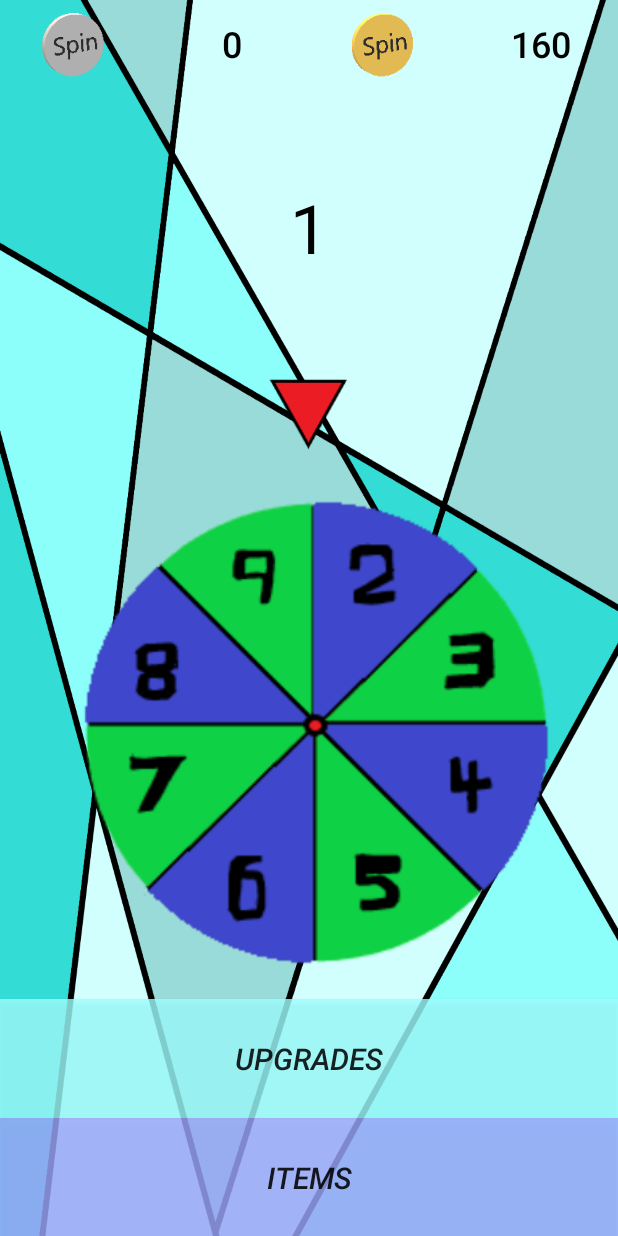
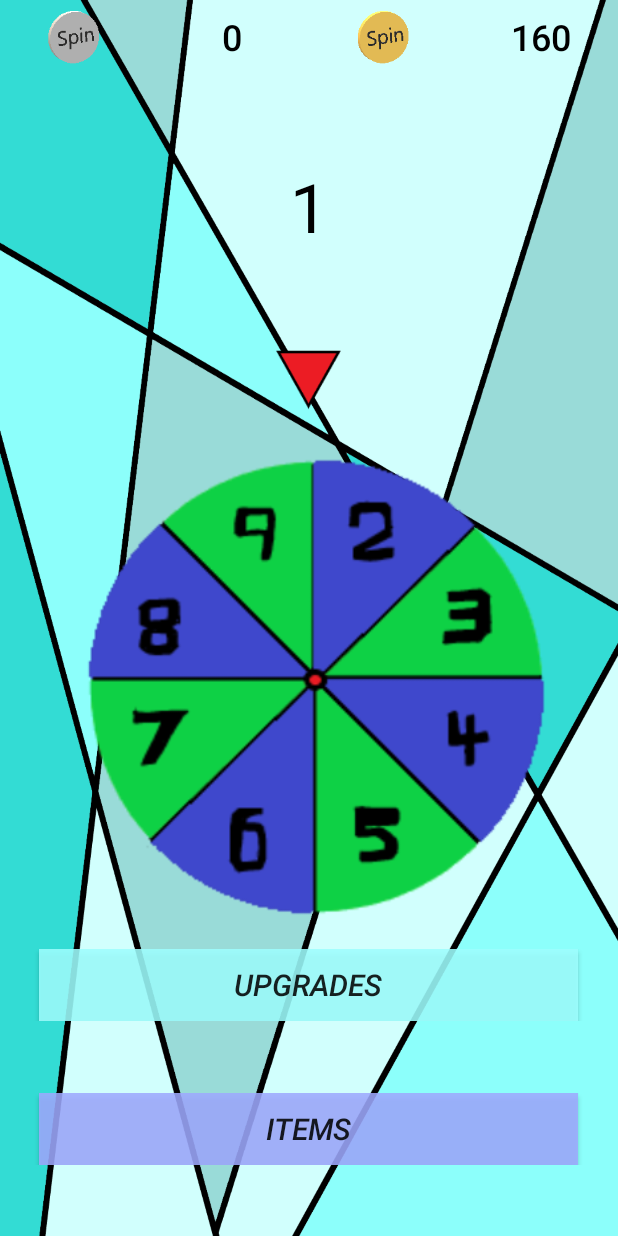
Before and after one commit to Dev-Luke-A/Animation, an Android app: the MainActivity screen opened directly, with no data from a screen before it, on a phone screen of 412 x 824 dp. Run offline under Robolectric (Android 15) with nearby library versions, the phone set to English and light mode, and no system bars.

Commit message:
Commit 5: Buttons improved

```diff
--- a/app/src/main/res/layout/activity_main.xml
+++ b/app/src/main/res/layout/activity_main.xml
@@ -144,29 +144,76 @@
         tools:layout_editor_absoluteX="109dp"
         tools:layout_editor_absoluteY="174dp" />
 
+    <LinearLayout
+        android:layout_width="match_parent"
+        android:layout_height="match_parent"
+        android:layout_weight="1.08"
+        android:orientation="horizontal">
+
+        <Space
+            android:layout_width="wrap_content"
+            android:layout_height="wrap_content"
+            android:layout_weight="1.05" />
+
         <Button
             android:id="@+id/Upgrade_Btn"
-        android:layout_width="match_parent"
+            android:layout_width="333dp"
             android:layout_height="match_parent"
             android:layout_weight="1.05"
-        android:background="#CC9FFFFF"
+            android:background="#DD9FFFFF"
             android:longClickable="true"
             android:onClick="Upgrades"
             android:text="@string/Upgrade_Btn"
             android:textSize="20sp"
             android:textStyle="italic" />
 
+        <Space
+            android:layout_width="wrap_content"
+            android:layout_height="wrap_content"
+            android:layout_weight="1.05" />
+    </LinearLayout>
+
+    <LinearLayout
+        android:layout_width="match_parent"
+        android:layout_height="match_parent"
+        android:layout_weight="1.08"
+        android:orientation="horizontal"></LinearLayout>
+
+    <LinearLayout
+        android:layout_width="match_parent"
+        android:layout_height="match_parent"
+        android:layout_weight="1.08"
+        android:orientation="horizontal">
+
+        <Space
+            android:layout_width="wrap_content"
+            android:layout_height="wrap_content"
+            android:layout_weight="1.05" />
+
         <Button
             android:id="@+id/button4"
-        android:layout_width="match_parent"
+            android:layout_width="333dp"
             android:layout_height="match_parent"
             android:layout_weight="1.05"
-        android:background="#CC9FAAFF"
+            android:background="#DD9FAAFF"
             android:longClickable="true"
             android:onClick="crates"
             android:text="Items"
             android:textSize="20sp"
             android:textStyle="italic" />
 
+        <Space
+            android:layout_width="wrap_content"
+            android:layout_height="wrap_content"
+            android:layout_weight="1.05" />
 
     </LinearLayout>
+
+    <LinearLayout
+        android:layout_width="match_parent"
+        android:layout_height="match_parent"
+        android:layout_weight="1.08"
+        android:orientation="horizontal"></LinearLayout>
+
+
+</LinearLayout>
```
Lines whose indentation alone changed are shown as unchanged.
